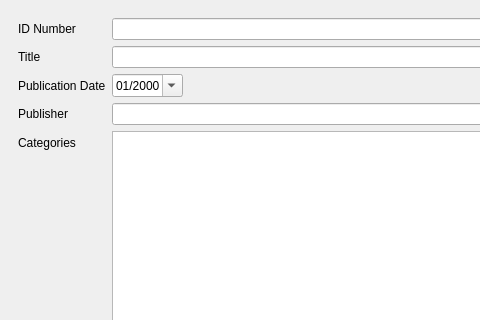
The window that allinfo.ui (textbrowser/biblioteq) describes before a commit, drawn with Qt 5; both pictures show x 0 to 480 and y 0 to 320 of the 640 by 1002 pixel window.
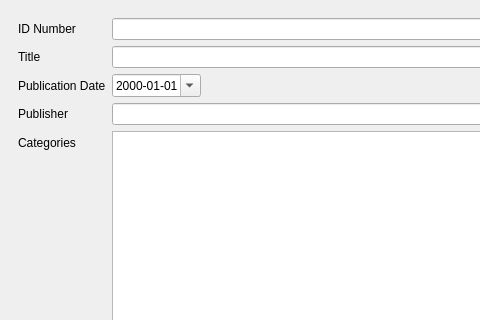
The same window after the commit. Icons and pictures are not drawn.

What changed in the file:
```diff
--- a/allinfo.ui
+++ b/allinfo.ui
@@ -33,7 +33,7 @@
          <x>0</x>
          <y>0</y>
          <width>622</width>
-         <height>949</height>
+         <height>942</height>
         </rect>
        </property>
        <layout class="QVBoxLayout" name="verticalLayout">
@@ -78,7 +78,7 @@
              <item>
               <widget class="QDateEdit" name="publication_date">
                <property name="displayFormat">
-                <string>MM/yyyy</string>
+                <string>yyyy-MM-dd</string>
                </property>
                <property name="calendarPopup">
                 <bool>true</bool>
```
